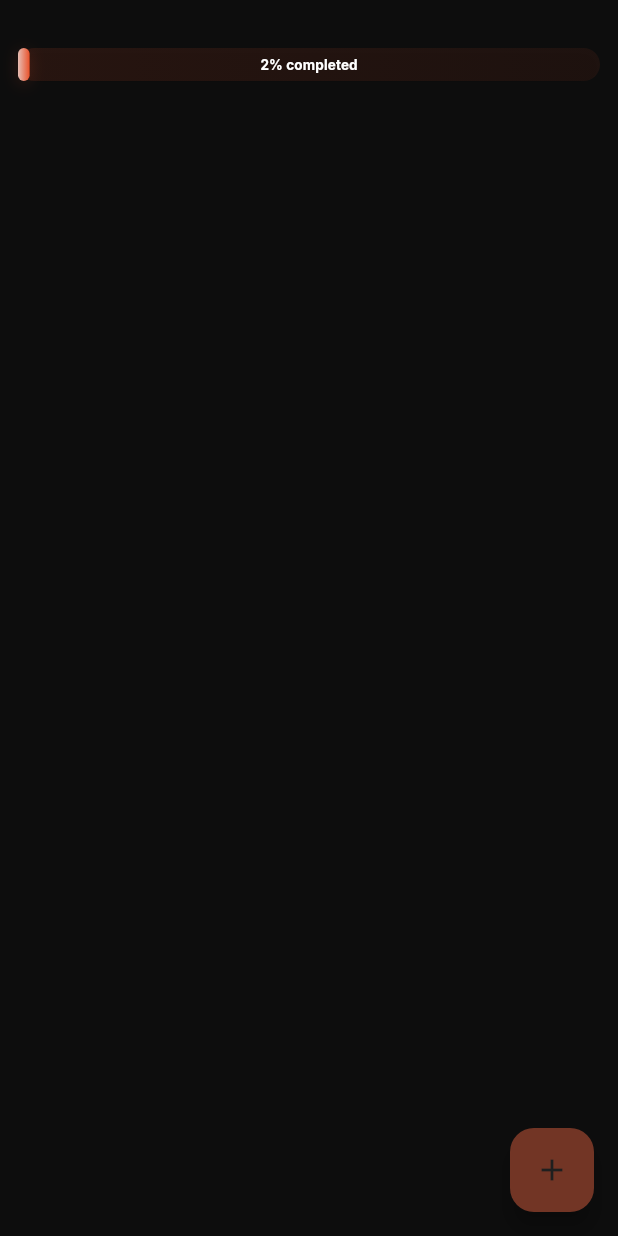
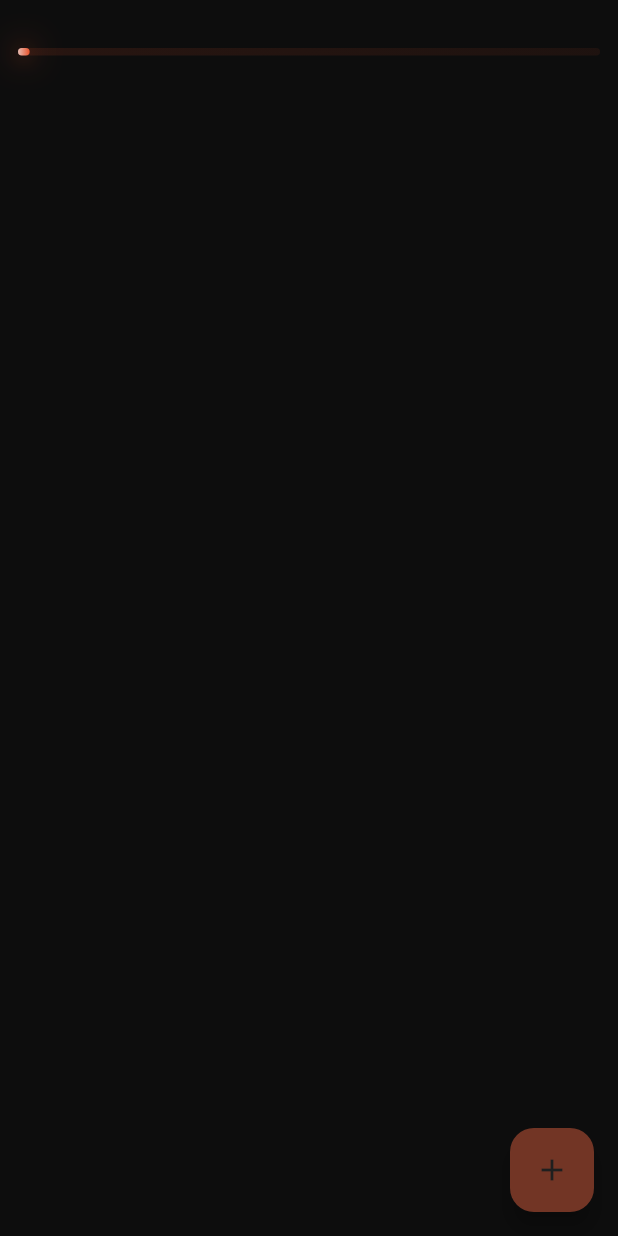
Before and after one commit to devOmedia/custom_flutter_widgets, a Flutter app: the screen it shows after launch, on a phone screen of 412 x 824 dp. Run offline on Flutter 3.47's test engine with Material 3 defaults, Android fonts, the phone set to English and light mode, and no system bars; our stand-ins replace google_fonts.

Commit message:
MODIFIED THE QA BAR

```diff
--- a/lib/qa_progress_bar.dart
+++ b/lib/qa_progress_bar.dart
@@ -69,12 +69,12 @@ class _QandAProgressBarState extends State<QandAProgressBar> {
             alignment: Alignment.centerLeft,
             children: [
               Container(
-                height: 22,
+                height: 5,
                 decoration: BoxDecoration(
                   gradient: LinearGradient(
                     colors: [
-                      theme.colorScheme.primary.withOpacity(0.12),
-                      theme.colorScheme.primary.withOpacity(0.08),
+                      theme.colorScheme.primary.withValues(alpha: 0.12),
+                      theme.colorScheme.primary.withValues(alpha: 0.08),
                     ],
                     begin: Alignment.centerLeft,
                     end: Alignment.centerRight,
@@ -82,7 +82,7 @@ class _QandAProgressBarState extends State<QandAProgressBar> {
                   borderRadius: BorderRadius.circular(12),
                   boxShadow: [
                     BoxShadow(
-                      color: Colors.black.withOpacity(0.06),
+                      color: Colors.black.withValues(alpha: 0.06),
                       blurRadius: 6,
                       offset: const Offset(0, 2),
                     ),
@@ -92,7 +92,7 @@ class _QandAProgressBarState extends State<QandAProgressBar> {
               FractionallySizedBox(
                 widthFactor: value,
                 child: Container(
-                  height: 22,
+                  height: 5,
                   decoration: BoxDecoration(
                     gradient: LinearGradient(
                       colors: [
@@ -105,31 +105,42 @@ class _QandAProgressBarState extends State<QandAProgressBar> {
                     borderRadius: BorderRadius.circular(12),
                     boxShadow: [
                       BoxShadow(
-                        color: theme.colorScheme.primary.withOpacity(0.18),
+                        color: theme.colorScheme.primary.withValues(
+                          alpha: 0.18,
+                        ),
                         blurRadius: 8,
                         offset: const Offset(0, 2),
+                      ),
+                      // Glowing effect
+                      BoxShadow(
+                        color: theme.colorScheme.primary.withValues(
+                          alpha: 0.45,
+                        ),
+                        blurRadius: 18,
+                        spreadRadius: 2,
+                        offset: const Offset(0, 0),
                       ),
                     ],
                   ),
                 ),
               ),
-              Positioned.fill(
-                child: Center(
-                  child: Text(
-                    "${(value * 100).round()}% completed",
-                    style: theme.textTheme.labelLarge?.copyWith(
-                      color: Colors.white,
-                      fontWeight: FontWeight.bold,
-                      shadows: [
-                        Shadow(
-                          color: Colors.black.withOpacity(0.12),
-                          blurRadius: 2,
-                        ),
-                      ],
-                    ),
-                  ),
-                ),
-              ),
+              // Positioned.fill(
+              //   child: Center(
+              //     child: Text(
+              //       "${(value * 100).round()}% completed",
+              //       style: theme.textTheme.labelLarge?.copyWith(
+              //         color: Colors.white,
+              //         fontWeight: FontWeight.bold,
+              //         shadows: [
+              //           Shadow(
+              //             color: Colors.black.withOpacity(0.12),
+              //             blurRadius: 2,
+              //           ),
+              //         ],
+              //       ),
+              //     ),
+              //   ),
+              // ),
             ],
           );
         },
```
